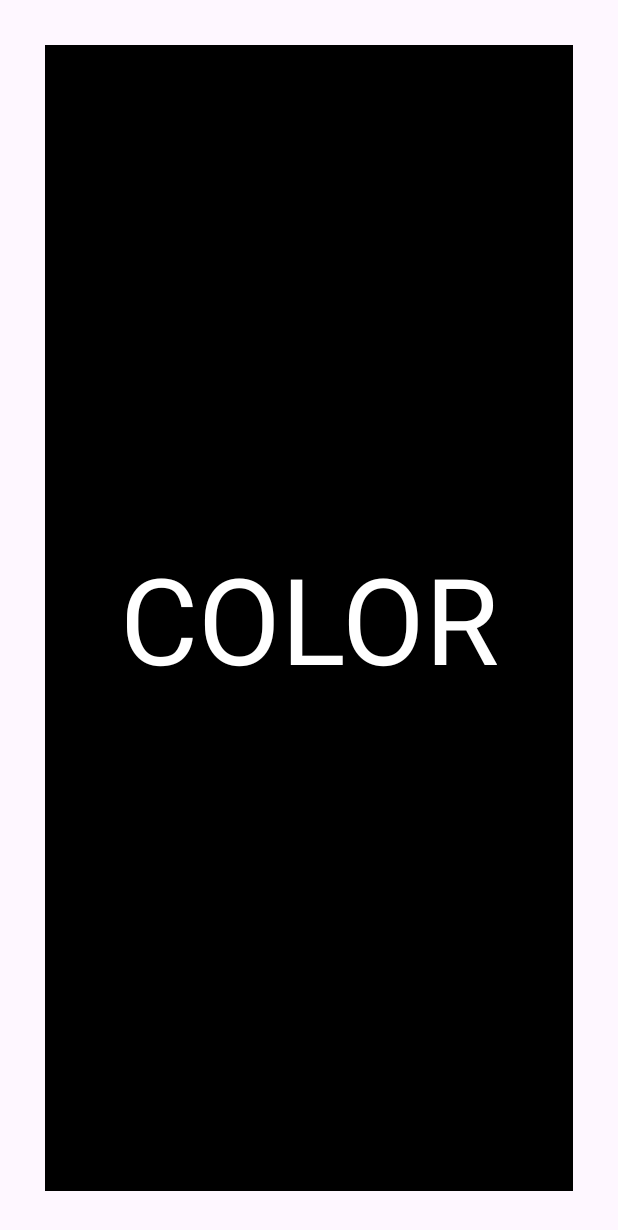
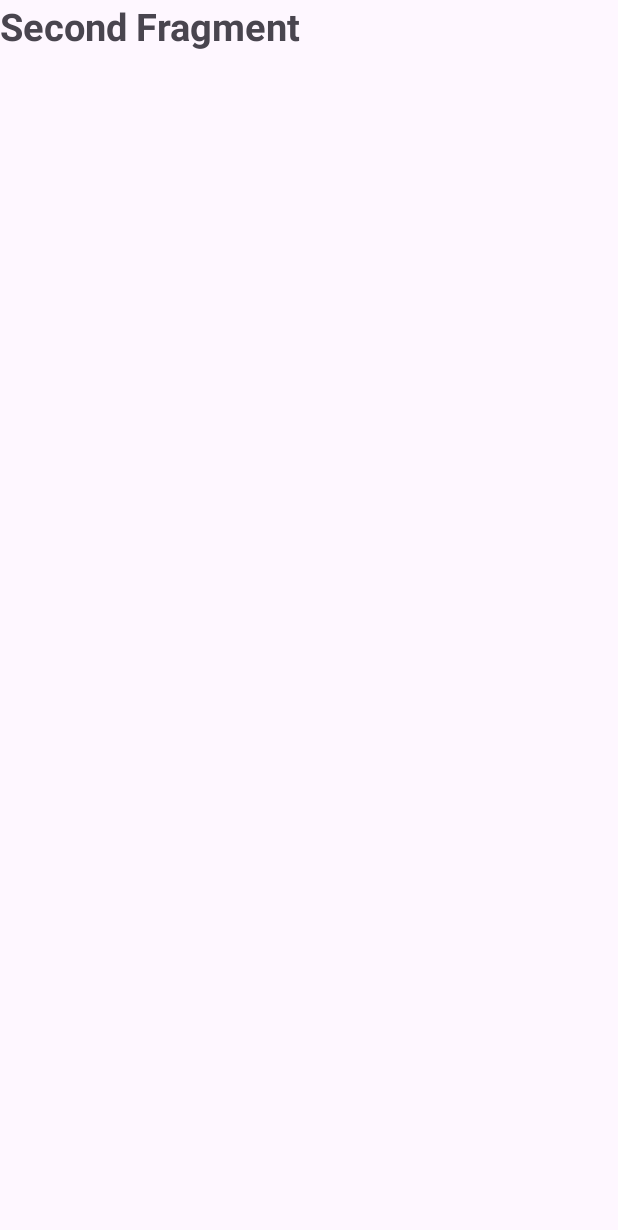
Before and after one commit to ASBcep/M08-UF1-1.6_FT_Fragments, an Android app: the fragment SecondFragment shown on its own in the app's theme, on a phone screen of 412 x 824 dp. Shown: the top 1230 px of the screen. Run offline under Robolectric (Android 15) with nearby library versions, the phone set to English and light mode, and no system bars.

Commit message:
inici vídeo 26

```diff
--- a/app/src/main/res/layout/fragment_second.xml
+++ b/app/src/main/res/layout/fragment_second.xml
@@ -1,21 +1,23 @@
 <?xml version="1.0" encoding="utf-8"?>
-<FrameLayout
+
+<LinearLayout
     xmlns:android="http://schemas.android.com/apk/res/android"
     android:layout_width="match_parent"
-    android:layout_height="match_parent">
+    android:layout_height="match_parent"
+    android:orientation="vertical">
 
     <TextView
-        android:layout_margin="30dp"
-        android:id="@+id/LblSelectedColor"
-        android:layout_width="match_parent"
-        android:layout_height="match_parent"
-        android:text="COLOR"
-        android:textColor="@color/white"
-        android:background="@color/black"
-        android:textSize="80sp"
-        android:layout_gravity="center"
-        android:gravity="center"
+        android:layout_width="wrap_content"
+        android:layout_height="wrap_content"
+        android:text="Second Fragment"
+        android:textStyle="bold"
+        android:textSize="25sp"
     />
+    <TextView
+        android:id="@+id/LblNum"
+        android:layout_width="wrap_content"
+        android:layout_height="wrap_content"
+        android:textSize="25sp"
+        />
 
-
-</FrameLayout>
+</LinearLayout>
```
